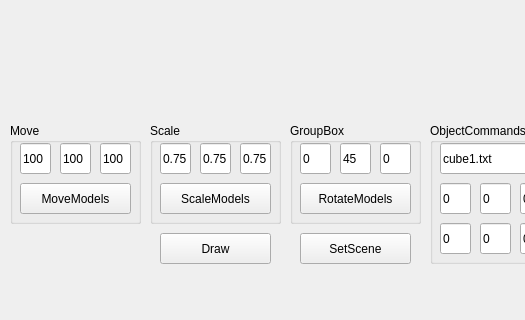
Qt form lab3/mainwindow.ui (Inlucker/OOP) before a commit; both pictures show x 0 to 525 and y 477 to 797 of the 920 by 797 pixel window.
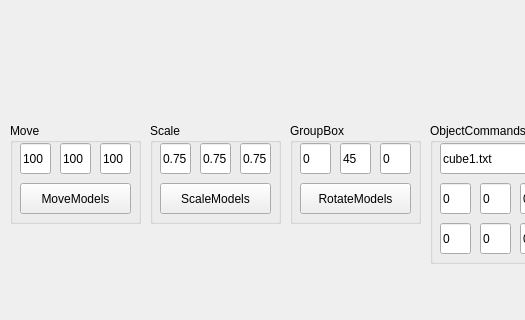
The same form after that commit.

What changed in the file:
```diff
--- a/lab3/mainwindow.ui
+++ b/lab3/mainwindow.ui
@@ -25,32 +25,6 @@
     </property>
     <layout class="QGridLayout" name="gridLayout"/>
    </widget>
-   <widget class="QPushButton" name="SetSceneBtn">
-    <property name="geometry">
-     <rect>
-      <x>300</x>
-      <y>710</y>
-      <width>111</width>
-      <height>31</height>
-     </rect>
-    </property>
-    <property name="text">
-     <string>SetScene</string>
-    </property>
-   </widget>
-   <widget class="QPushButton" name="DrawBtn">
-    <property name="geometry">
-     <rect>
-      <x>160</x>
-      <y>710</y>
-      <width>111</width>
-      <height>31</height>
-     </rect>
-    </property>
-    <property name="text">
-     <string>Draw</string>
-    </property>
-   </widget>
    <widget class="QTableWidget" name="tableWidget">
     <property name="geometry">
      <rect>
```
